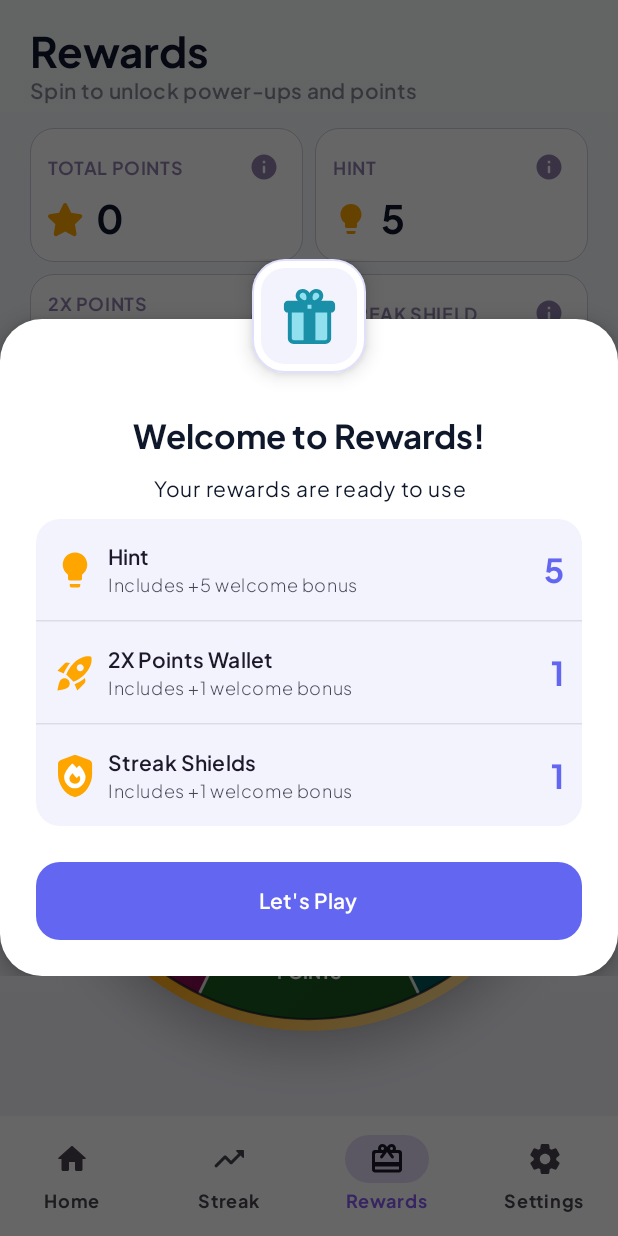
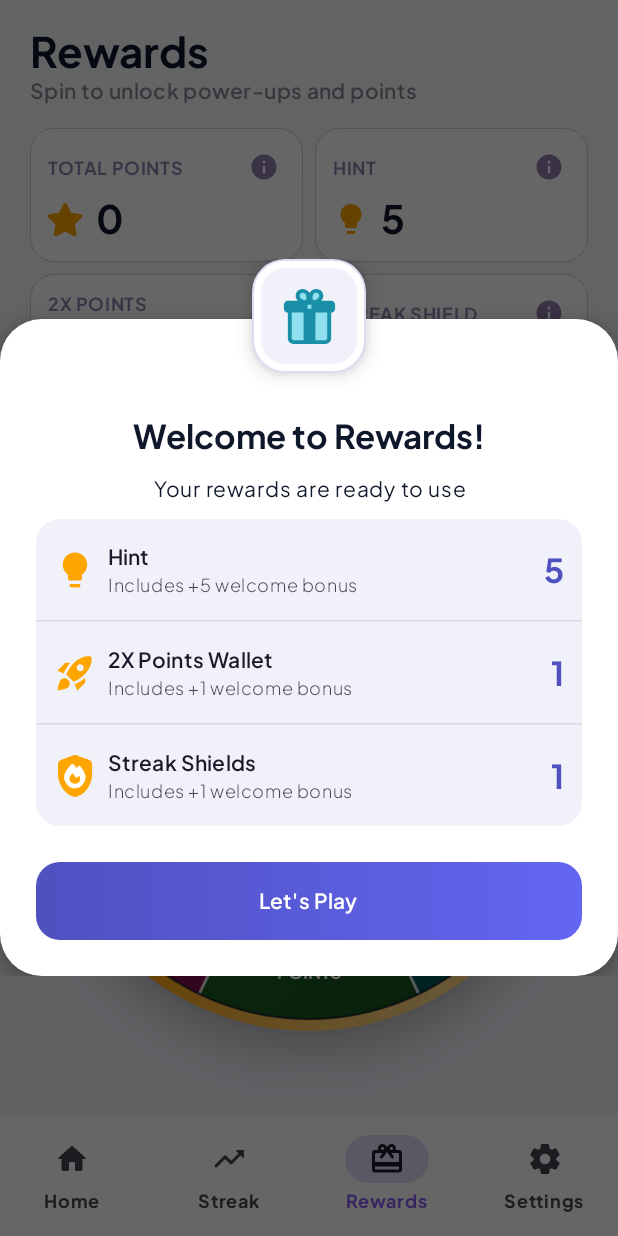
Before and after one commit to quickmindgames/Sudoku, an Android app built with Jetpack Compose: the screen it shows after launch (MainActivity), item 3 of the bottom bar chosen, on a phone screen of 412 x 824 dp. Run offline under Robolectric (Android 15) with nearby library versions, the phone set to English and light mode, and no system bars; our stand-ins replace Shimmer; pictures from the network do not load; 6 statements that could not run were skipped.

Commit message:
Improvements/sudoku 23 (#27)
* - Minor fixes
- UI enhancement

* - Minor fixes
- UI enhancement

* - Minor fixes & improvements

* - Notification message chnages

* - Minor fixes

* - added analytics event for reward

* - Minor fixes and improvements

* - UI Fixes

```diff
--- a/app/build.gradle.kts
+++ b/app/build.gradle.kts
@@ -15,8 +15,8 @@ android {
         applicationId = "com.quickmindgames.sudoku"
         minSdk = 28
         targetSdk = 36
-        versionCode = 12
-        versionName = "0.1.6"
+        versionCode = 13
+        versionName = "0.2.0"
 
         testInstrumentationRunner = "androidx.test.runner.AndroidJUnitRunner"
     }
--- a/app/src/main/java/com/quickmindgames/sudoku/component/CustomActionDialog.kt
+++ b/app/src/main/java/com/quickmindgames/sudoku/component/CustomActionDialog.kt
@@ -109,10 +109,13 @@ fun CustomActionDialog(
                                     onClick = action.onClick,
                                     modifier = Modifier
                                         .fillMaxWidth()
-                                        .height(52.dp),
-                                    shape = RoundedCornerShape(16.dp),
+                                        .height(52.dp)
+                                        .background(
+                                            brush = primaryGradientBrush(),
+                                            shape = RoundedCornerShape(16.dp)
+                                        ),
                                     colors = ButtonDefaults.buttonColors(
-                                        containerColor = primaryButtonColor
+                                        containerColor = Color.Transparent
                                     )
                                 ) {
                                     Text(
@@ -132,7 +135,11 @@ fun CustomActionDialog(
                                     colors = ButtonDefaults.buttonColors(
                                         containerColor = MaterialTheme.colorScheme.surfaceVariant,
                                         contentColor = MaterialTheme.colorScheme.onSurface
-                                    ), border = BorderStroke(0.5.dp, MaterialTheme.colorScheme.primary.copy(alpha = 0.2f))
+                                    ),
+                                    border = BorderStroke(
+                                        0.5.dp,
+                                        MaterialTheme.colorScheme.primary.copy(alpha = 0.2f)
+                                    )
                                 ) {
                                     Text(
                                         text = action.text,
--- a/app/src/main/java/com/quickmindgames/sudoku/data/state/GameState.kt
+++ b/app/src/main/java/com/quickmindgames/sudoku/data/state/GameState.kt
@@ -1,5 +1,3 @@
-// This file has been moved to data/state/GameState.kt
-
 package com.quickmindgames.sudoku.data.state
 
 import com.quickmindgames.sudoku.domain.model.Difficulty
--- a/app/src/main/java/com/quickmindgames/sudoku/presentation/ui/theme/Color.kt
+++ b/app/src/main/java/com/quickmindgames/sudoku/presentation/ui/theme/Color.kt
@@ -4,8 +4,8 @@ import androidx.compose.ui.graphics.Brush
 import androidx.compose.ui.graphics.Color
 
 // Primary Colors - Modern Blue/Purple Gradient
-val Primary = Color(0xFF6366F1) // Indigo
-val LightPrimary = Color(0xFF8284F3) // Light Indigo
+val Primary = Color(0xFF4F51C0) // Indigo
+val LightPrimary = Color(0xFF6366F1) // Light Indigo
 val PrimaryVariant = Color(0xFF4F46E5)
 val Secondary = Color(0xFF8B5CF6) // Purple
 val SecondaryVariant = Color(0xFF7C3AED)
--- a/app/src/main/res/values/ic_launcher_background.xml
+++ b/app/src/main/res/values/ic_launcher_background.xml
@@ -1,4 +1,4 @@
 <?xml version="1.0" encoding="utf-8"?>
 <resources>
-    <color name="ic_launcher_background">#6366F1</color>
+    <color name="ic_launcher_background">#4F51C0</color>
 </resources>
```
Also changed, not shown: 3 other files.
